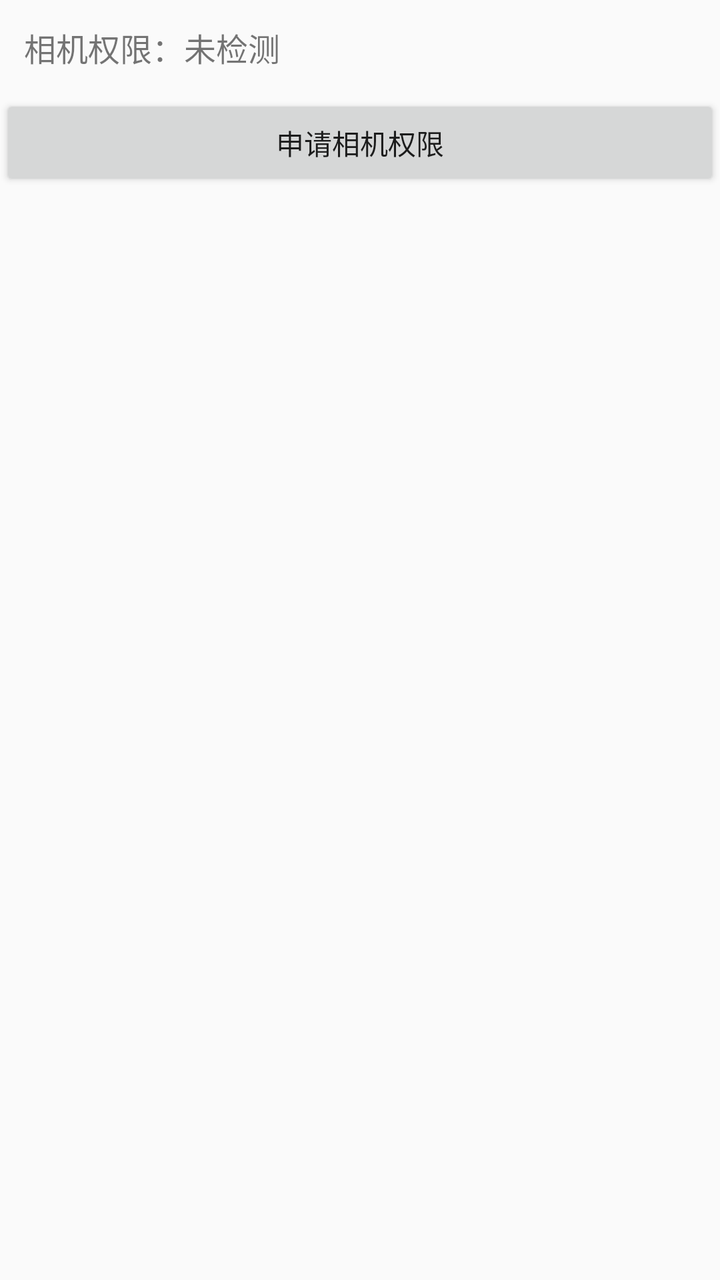
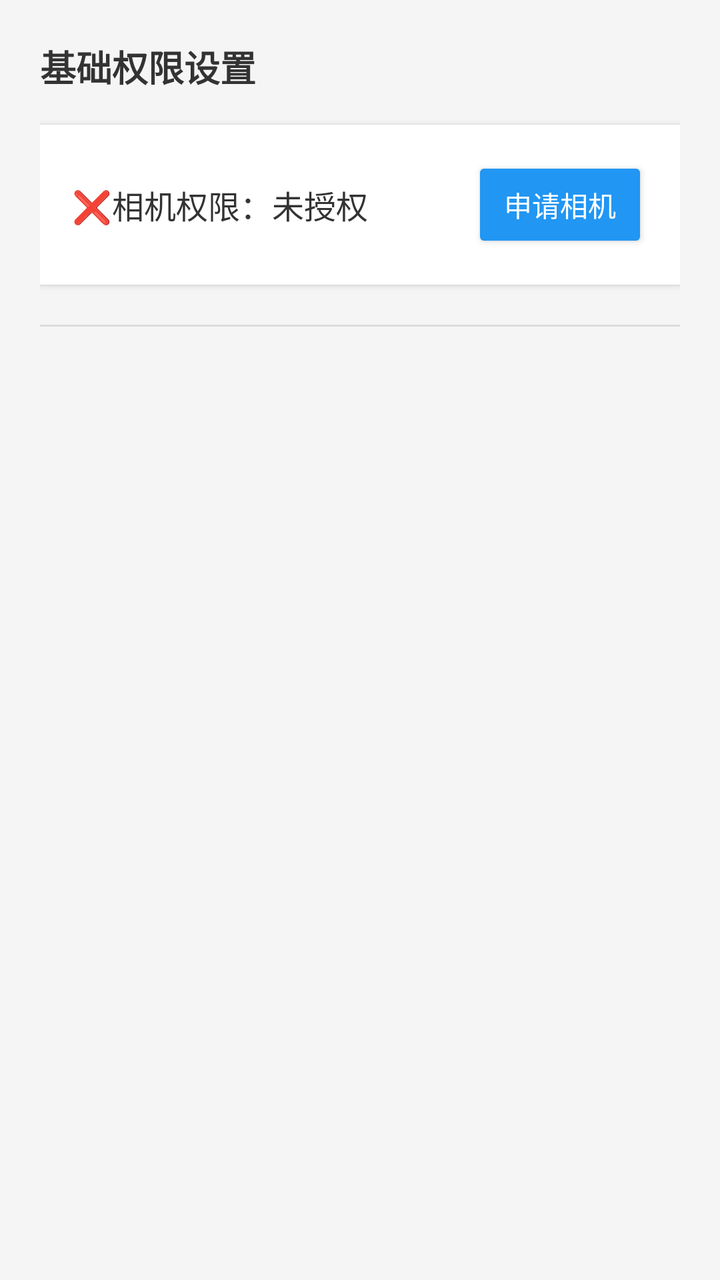

Compare the two renders of this Android layout. The source of the first and the diff that turns it into the second are given below.
<!-- AndroidManifest.xml: application theme android:Theme.Material.Light.NoActionBar -->
<!-- res/layout/activity_setting.xml -->
<?xml version="1.0" encoding="utf-8"?>
<LinearLayout xmlns:android="http://schemas.android.com/apk/res/android"
    android:layout_width="match_parent"
    android:layout_height="match_parent"
    android:orientation="vertical">

    <TextView
        android:id="@+id/tv_camera_status"
        android:text="相机权限：未检测"
        android:textSize="16sp"
        android:padding="12dp"
        android:layout_width="match_parent"
        android:layout_height="wrap_content"/>

    <Button
        android:id="@+id/btn_camera"
        android:text="申请相机权限"
        android:layout_width="match_parent"
        android:layout_height="wrap_content"/>

</LinearLayout>
<!-- resources referenced by this layout -->
<resources>

</resources>

<!-- the commit's change to res/layout/activity_setting.xml (unified diff, before → after) -->
@@ -1,21 +1,73 @@
 <?xml version="1.0" encoding="utf-8"?>
-<LinearLayout xmlns:android="http://schemas.android.com/apk/res/android"
+<ScrollView xmlns:android="http://schemas.android.com/apk/res/android"
     android:layout_width="match_parent"
     android:layout_height="match_parent"
-    android:orientation="vertical">
+    android:fillViewport="true"
+    android:background="#F5F5F5">
 
-    <TextView
-        android:id="@+id/tv_camera_status"
-        android:text="相机权限：未检测"
-        android:textSize="16sp"
-        android:padding="12dp"
+    
+    <LinearLayout
+        android:id="@+id/ll_setting_root"
         android:layout_width="match_parent"
-        android:layout_height="wrap_content"/>
+        android:layout_height="wrap_content"
+        android:orientation="vertical"
+        android:padding="20dp">
 
-    <Button
-        android:id="@+id/btn_camera"
-        android:text="申请相机权限"
-        android:layout_width="match_parent"
-        android:layout_height="wrap_content"/>
+        
+        <TextView
+            android:layout_width="match_parent"
+            android:layout_height="wrap_content"
+            android:text="基础权限设置"
+            android:textSize="18sp"
+            android:textStyle="bold"
+            android:textColor="#333333"
+            android:layout_marginBottom="16dp"/>
 
-</LinearLayout>
+        
+        <LinearLayout
+            android:layout_width="match_parent"
+            android:layout_height="wrap_content"
+            android:orientation="horizontal"
+            android:gravity="center_vertical"
+            android:background="#FFFFFF"
+            android:padding="16dp"
+            android:layout_marginBottom="20dp"
+            android:elevation="2dp">
+
+            
+            <TextView
+                android:id="@+id/tv_camera_status"
+                android:layout_width="0dp"
+                android:layout_height="wrap_content"
+                android:layout_weight="1"
+                android:text="❌相机权限：未授权"
+                android:textSize="16sp"
+                android:textColor="#333333" />
+
+            
+            <Button
+                android:id="@+id/btn_camera"
+                android:layout_width="wrap_content"
+                android:layout_height="wrap_content"
+                android:text="申请相机"
+                android:backgroundTint="#2196F3"
+                android:textColor="#FFFFFF" />
+        </LinearLayout>
+
+        
+        <View
+            android:layout_width="match_parent"
+            android:layout_height="1dp"
+            android:background="#DDDDDD"
+            android:layout_marginBottom="16dp"/>
+
+        
+        
+        <LinearLayout
+            android:id="@+id/ll_dynamic_container"
+            android:layout_width="match_parent"
+            android:layout_height="wrap_content"
+            android:orientation="vertical" />
+
+    </LinearLayout>
+</ScrollView>
